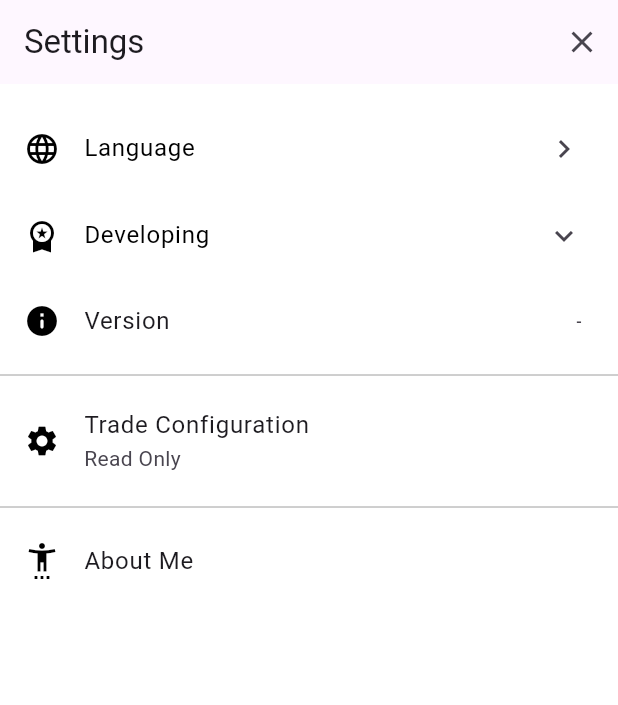
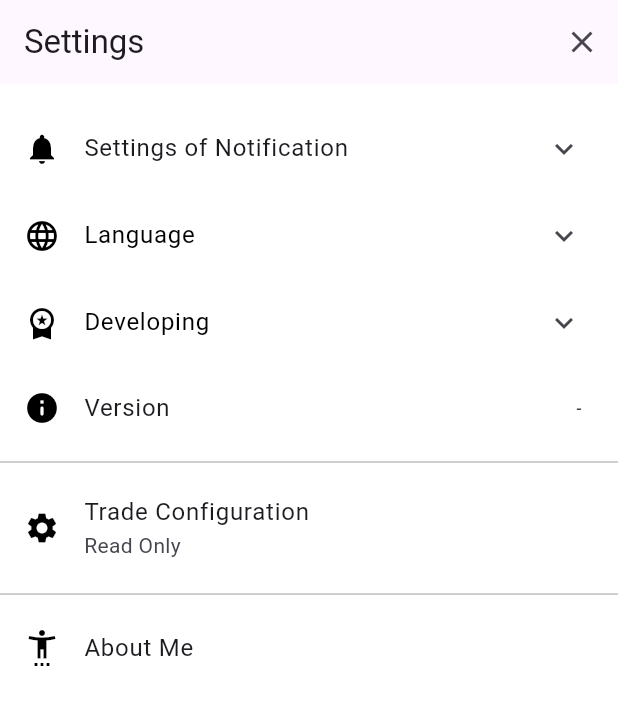
Before and after one commit to ToC-Taiwan/toc_trade_app, a Flutter app: the MyHomePage screen opened directly, after a tap on the "settings" icon, on a phone screen of 412 x 824 dp. Shown: the top 705 px of the screen. Run offline on Flutter 3.47's test engine with Material 3 defaults, Android fonts, the phone set to English and light mode, and no system bars; our stand-ins replace another_flushbar, auto_size_text, curved_navigation_bar, date_format, email_validator, firebase_core and 12 more; missing offline and left inert: candlesticks, in_app_purchase_storekit, protobuf; accounts and stored records are empty; generated files the repository leaves out were written again; network calls fail; statements that could not run were skipped.

Commit message:
feat: refactor Firebase operations and update app settings
- Add additional build settings for iOS in `Podfile`
- Remove imports for `another_flushbar` and `firebase_messaging` in `homepage.dart`
- Refactor `homepage.dart` to move variable declarations and initialization, modify `refreshToken()` to return the token, and encapsulate Firebase Cloud Messaging (FCM) operations in a new `FCM` class
- Modify `settings.dart` to add checks for push notification permissions, and handle push notification settings through the `FCM` class
- Create a new `fcm.dart` file, encapsulating operations related to Firebase Cloud Messaging (FCM)
- Update the application version in `pubspec.yaml` and add the `permission_handler` package

```diff
--- a/lib/homepage.dart
+++ b/lib/homepage.dart
@@ -1,8 +1,6 @@
 import 'dart:convert';
 
-import 'package:another_flushbar/flushbar.dart';
 import 'package:curved_navigation_bar/curved_navigation_bar.dart';
-import 'package:firebase_messaging/firebase_messaging.dart';
 import 'package:flutter/material.dart';
 import 'package:flutter_gen/gen_l10n/app_localizations.dart';
 import 'package:http/http.dart' as http;
@@ -13,6 +11,7 @@ import 'package:trade_agent/layout/pick_stock.dart';
 import 'package:trade_agent/layout/strategy.dart';
 import 'package:trade_agent/layout/targets.dart';
 import 'package:trade_agent/modules/api/api.dart';
+import 'package:trade_agent/modules/fcm/fcm.dart';
 
 class MyHomePage extends StatefulWidget {
   const MyHomePage({super.key});
@@ -22,25 +21,21 @@ class MyHomePage extends StatefulWidget {
 }
 
 class _MyHomePageState extends State<MyHomePage> {
-  final GlobalKey<CurvedNavigationBarState> _bottomNavigationKey = GlobalKey();
-  int _page = 0;
-  List pages = [];
-  DateTime _lastFreshTime = DateTime.now();
+  List<Widget> pages = [
+    const Targetspage(),
+    const StrategyPage(),
+    const FutureTradePage(),
+    const PickStockPage(),
+    const BalancePage(),
+  ];
 
   @override
   void initState() {
     checkNotification();
     super.initState();
-    pages = [
-      const Targetspage(),
-      const StrategyPage(),
-      const FutureTradePage(),
-      const PickStockPage(),
-      const BalancePage(),
-    ];
   }
 
-  Future<void> refreshToken() async {
+  Future<String> refreshToken() async {
     final response = await http.get(
       Uri.parse('$tradeAgentURLPrefix/refresh'),
       headers: {
@@ -48,111 +43,23 @@ class _MyHomePageState extends State<MyHomePage> {
       },
     );
     if (response.statusCode != 200) {
-      throw 'Failed to refresh token';
+      throw Exception('Failed to refresh token');
     }
-  }
-
-  Future<void> putToken(String token) async {
-    await http.put(
-      Uri.parse('$tradeAgentURLPrefix/user/push-token'),
-      headers: {
-        "Content-Type": "application/json",
-        "Authorization": API.token,
-      },
-      body: jsonEncode({
-        "push_token": token,
-      }),
-    );
+    final result = jsonDecode(response.body) as Map<String, dynamic>;
+    return result['token'];
   }
 
   void checkNotification() async {
-    FirebaseMessaging messaging = FirebaseMessaging.instance;
-    NotificationSettings settings = await messaging.requestPermission(
-      alert: true,
-      announcement: false,
-      badge: true,
-      carPlay: false,
-      criticalAlert: false,
-      provisional: false,
-      sound: true,
-    );
-
-    if (settings.authorizationStatus == AuthorizationStatus.authorized) {
-      await FirebaseMessaging.instance.subscribeToTopic('announcement');
-      messaging.getToken().then((value) {
-        putToken(value!);
-      });
-      FirebaseMessaging.onMessage.listen((RemoteMessage message) {
-        _showNotification(context, message);
-      });
-    }
+    await FCM.initialize();
   }
 
-  void _showNotification(BuildContext context, RemoteMessage msg) async {
-    await Flushbar(
-      onTap: (flushbar) {
-        if (msg.data['page_route'] == 'balance') {
-          goToPage(4);
-        } else if (msg.data['page_route'] == 'target') {
-          goToPage(0);
-        } else if (msg.data['page_route'] == 'strategy') {
-          goToPage(1);
-        } else if (msg.data['page_route'] == 'future_trade') {
-          goToPage(2);
-        } else if (msg.data['page_route'] == 'pick_stock') {
-          goToPage(3);
-        }
-        flushbar.dismiss();
-      },
-      margin: const EdgeInsets.all(8),
-      borderRadius: BorderRadius.circular(8),
-      duration: const Duration(milliseconds: 3000),
-      titleColor: Colors.grey,
-      flushbarPosition: FlushbarPosition.TOP,
-      flushbarStyle: FlushbarStyle.FLOATING,
-      reverseAnimationCurve: Curves.easeInToLinear,
-      forwardAnimationCurve: Curves.easeInToLinear,
-      backgroundColor: Colors.white,
-      leftBarIndicatorColor: Colors.blueGrey,
-      isDismissible: true,
-      icon: const Icon(
-        Icons.notifications,
-        color: Colors.blueGrey,
-        size: 30,
-      ),
-      titleText: Text(
-        msg.notification!.title!,
-        style: const TextStyle(
-          fontWeight: FontWeight.bold,
-          fontSize: 18.0,
-          color: Colors.grey,
-        ),
-      ),
-      messageText: Text(
-        msg.notification!.body!,
-        style: const TextStyle(
-          fontSize: 16.0,
-          color: Colors.black,
-        ),
-      ),
-      boxShadows: const [
-        BoxShadow(
-          color: Colors.grey,
-          offset: Offset(0.0, 5.0),
-          blurRadius: 10.0,
-        )
-      ],
-    ).show(context);
-  }
-
-  void goToPage(int page) {
-    final CurvedNavigationBarState? navBarState = _bottomNavigationKey.currentState;
-    navBarState?.setPage(page);
-  }
+  final _bottomNavigationKey = FCM.getBottomNavigationKey;
+  DateTime _lastFreshTime = DateTime.now();
+  int _page = 0;
 
   @override
   Widget build(BuildContext context) => Scaffold(
-        body: pages[_page] as Widget,
+        body: pages[_page],
         bottomNavigationBar: CurvedNavigationBar(
           key: _bottomNavigationKey,
           height: 70,
@@ -170,7 +77,7 @@ class _MyHomePageState extends State<MyHomePage> {
           animationDuration: const Duration(milliseconds: 150),
           onTap: (index) {
             if (DateTime.now().difference(_lastFreshTime).inMinutes > 1) {
-              refreshToken().catchError((e) {
+              refreshToken().then((value) => API.setToken(value)).catchError((e) {
                 Navigator.pushNamedAndRemoveUntil(
                   context,
                   '/',
--- a/lib/layout/settings.dart
+++ b/lib/layout/settings.dart
@@ -6,10 +6,12 @@ import 'package:flutter_gen/gen_l10n/app_localizations.dart';
 import 'package:in_app_purchase/in_app_purchase.dart';
 import 'package:in_app_purchase_storekit/in_app_purchase_storekit.dart';
 import 'package:in_app_purchase_storekit/store_kit_wrappers.dart';
+import 'package:permission_handler/permission_handler.dart';
 import 'package:trade_agent/daos/daos.dart';
 import 'package:trade_agent/entity/entity.dart';
 import 'package:trade_agent/layout/trade_config.dart';
 import 'package:trade_agent/locale.dart';
+import 'package:trade_agent/modules/fcm/fcm.dart';
 import 'package:url_launcher/url_launcher.dart';
 
 class SettingsPage extends StatefulWidget {
@@ -41,11 +43,32 @@ class _SettingsPageState extends State<SettingsPage> {
   bool _isAvailable = false;
   bool _loading = true;
 
+  void checkPushIsPermantlyDenied() async {
+    if (!mounted) {
+      return;
+    }
+
+    if (await Permission.notification.status.isPermanentlyDenied) {
+      setState(() {
+        _pushNotification = false;
+        _pushNotificationPermamentlyDenied = true;
+      });
+    } else {
+      setState(() {
+        _pushNotificationPermamentlyDenied = false;
+      });
+    }
+  }
+
   @override
   void initState() {
+    super.initState();
+    checkPushIsPermantlyDenied();
+    AppLifecycleListener(
+      onResume: () => checkPushIsPermantlyDenied(),
+    );
     _inAppPurchase.purchaseStream.listen(_listenToPurchaseUpdated);
     initStoreInfo();
-    super.initState();
     languageGroup = BasicDao.getBasicByKey('language_setup');
     futureVersion = BasicDao.getBasicByKey('version');
     BasicDao.getBasicByKey('remove_ad_status').then(
@@ -112,6 +135,9 @@ class _SettingsPageState extends State<SettingsPage> {
     super.dispose();
   }
 
+  bool _pushNotification = false;
+  bool _pushNotificationPermamentlyDenied = false;
+
   @override
   Widget build(BuildContext context) => Scaffold(
         backgroundColor: Colors.white,
@@ -129,13 +155,52 @@ class _SettingsPageState extends State<SettingsPage> {
         ),
         body: Padding(
           padding: const EdgeInsets.only(top: 14),
-          child: Column(
+          child: ListView(
+            shrinkWrap: true,
             children: [
-              // ListTile(
-              //   leading: const Icon(Icons.notifications),
-              //   title: Text(AppLocalizations.of(context)!.settings_of_notification),
-              //   trailing: const Icon(Icons.keyboard_arrow_right),
-              // ),
+              ExpansionTile(
+                childrenPadding: const EdgeInsets.only(left: 50),
+                onExpansionChanged: (value) async {
+                  if (value) {
+                    if (_pushNotificationPermamentlyDenied) {
+                      return;
+                    }
+                    bool status = await FCM.checkTokenStatus().then((value) => value);
+                    setState(() {
+                      _pushNotification = status;
+                    });
+                  }
+                },
+                leading: const Icon(
+                  Icons.notifications,
+                  color: Colors.black,
+                ),
+                title: Text(AppLocalizations.of(context)!.settings_of_notification),
+                children: [
+                  SwitchListTile(
+                    value: _pushNotification,
+                    onChanged: _pushNotificationPermamentlyDenied
+                        ? null
+                        : (bool? value) async {
+                            if (value == null) {
+                              return;
+                            }
+                            FCM.sendToken(value);
+                            await FCM.checkTokenStatus().then((value) {
+                              setState(() {
+                                _pushNotification = value;
+                              });
+                            });
+                          },
+                    title: const Text('Allow Notification'),
+                    subtitle: _pushNotificationPermamentlyDenied
+                        ? const Text(
+                            'Please go to setting to allow notification',
+                          )
+                        : null,
+                  )
+                ],
+              ),
               ExpansionTile(
                 childrenPadding: const EdgeInsets.only(left: 50),
                 maintainState: true,
@@ -147,7 +212,6 @@ class _SettingsPageState extends State<SettingsPage> {
                   AppLocalizations.of(context)!.language,
                   style: const TextStyle(color: Colors.black),
                 ),
-                trailing: const Icon(Icons.keyboard_arrow_right),
                 children: [
                   FutureBuilder<Basic?>(
                     future: languageGroup,
@@ -339,14 +403,12 @@ class _SettingsPageState extends State<SettingsPage> {
                 color: Colors.grey,
                 thickness: 0,
               ),
-
               ListTile(
                 leading: const Icon(
                   Icons.settings_accessibility_outlined,
                   color: Colors.black,
                 ),
                 title: Text(AppLocalizations.of(context)!.about_me),
-                // trailing: const Icon(Icons.keyboard_arrow_right),
                 onTap: () {
                   _launchInWebViewOrVC(Uri(scheme: 'https', path: 'tocandraw.com'));
                 },
@@ -508,7 +570,6 @@ class _SettingsPageState extends State<SettingsPage> {
         AppLocalizations.of(context)!.remove_ads,
         style: const TextStyle(color: Colors.black),
       ),
-      trailing: const Icon(Icons.keyboard_arrow_right),
       children: [
         _buildProductList(),
         _buildRestoreButton(),
--- /dev/null
+++ b/lib/modules/fcm/fcm.dart
@@ -0,0 +1,153 @@
+import 'dart:convert';
+
+import 'package:another_flushbar/flushbar.dart';
+import 'package:curved_navigation_bar/curved_navigation_bar.dart';
+import 'package:firebase_messaging/firebase_messaging.dart';
+import 'package:flutter/material.dart';
+import 'package:http/http.dart' as http;
+import 'package:trade_agent/constant/constant.dart';
+import 'package:trade_agent/daos/daos.dart';
+import 'package:trade_agent/entity/basic.dart';
+import 'package:trade_agent/modules/api/api.dart';
+
+class FCM {
+  static final GlobalKey<CurvedNavigationBarState> routingKey = GlobalKey();
+  static final FirebaseMessaging messaging = FirebaseMessaging.instance;
+  static String token = '';
+
+  static initialize() async {
+    bool firstLaunch = false;
+    await messaging.getToken().then((value) => token = value!).then((value) async {
+      await BasicDao.getBasicByKey("fcm_token").then((value) {
+        if (value == null) {
+          firstLaunch = true;
+          BasicDao.insertBasic(Basic("fcm_token", token));
+        }
+      });
+    });
+    NotificationSettings settings = await messaging.requestPermission(
+      alert: true,
+      badge: true,
+      sound: true,
+    );
+    if (settings.authorizationStatus == AuthorizationStatus.authorized) {
+      if (firstLaunch) {
+        await sendToken(true);
+      } else {
+        await sendToken(await checkTokenStatus());
+      }
+    }
+  }
+
+  static get getBottomNavigationKey {
+    return routingKey;
+  }
+
+  static Future<void> sendToken(bool enabled) async {
+    final resp = await http.put(
+      Uri.parse('$tradeAgentURLPrefix/user/push-token'),
+      headers: {
+        "Content-Type": "application/json",
+        "Authorization": API.token,
+      },
+      body: jsonEncode({
+        "push_token": token,
+        "enabled": enabled,
+      }),
+    );
+
+    if (resp.statusCode != 200) {
+      return;
+    }
+
+    if (enabled) {
+      await FirebaseMessaging.instance.subscribeToTopic('announcement');
+      FirebaseMessaging.onMessage.listen((RemoteMessage message) {
+        showNotification(routingKey.currentContext!, message);
+      });
+    } else {
+      await FirebaseMessaging.instance.unsubscribeFromTopic('announcement');
+      FirebaseMessaging.onMessage.listen(null);
+    }
+  }
+
+  static Future<bool> checkTokenStatus() async {
+    final resp = await http.get(
+      Uri.parse('$tradeAgentURLPrefix/user/push-token'),
+      headers: {
+        "Content-Type": "application/json",
+        "Authorization": API.token,
+        "token": token,
+      },
+    );
+
+    if (resp.statusCode != 200) {
+      return false;
+    }
+
+    final result = jsonDecode(resp.body) as Map<String, dynamic>;
+    return result['enabled'];
+  }
+
+  static void goToPage(int page) {
+    final CurvedNavigationBarState? navBarState = routingKey.currentState;
+    navBarState?.setPage(page);
+  }
+
+  static void showNotification(BuildContext context, RemoteMessage msg) async {
+    await Flushbar(
+      onTap: (flushbar) {
+        if (msg.data['page_route'] == 'target') {
+          goToPage(0);
+        } else if (msg.data['page_route'] == 'strategy') {
+          goToPage(1);
+        } else if (msg.data['page_route'] == 'future_trade') {
+          goToPage(2);
+        } else if (msg.data['page_route'] == 'pick_stock') {
+          goToPage(3);
+        } else if (msg.data['page_route'] == 'balance') {
+          goToPage(4);
+        }
+        flushbar.dismiss();
+      },
+      margin: const EdgeInsets.all(8),
+      borderRadius: BorderRadius.circular(8),
+      duration: const Duration(milliseconds: 5000),
+      titleColor: Colors.grey,
+      flushbarPosition: FlushbarPosition.TOP,
+      flushbarStyle: FlushbarStyle.FLOATING,
+      reverseAnimationCurve: Curves.easeInToLinear,
+      forwardAnimationCurve: Curves.easeInToLinear,
+      backgroundColor: Colors.white,
+      leftBarIndicatorColor: Colors.blueGrey,
+      isDismissible: true,
+      icon: const Icon(
+        Icons.notifications,
+        color: Colors.blueGrey,
+        size: 30,
+      ),
+      titleText: Text(
+        msg.notification!.title!,
+        style: const TextStyle(
+          fontWeight: FontWeight.bold,
+          fontSize: 18.0,
+          color: Colors.grey,
+        ),
+      ),
+      messageText: Text(
+        msg.notification!.body!,
+        style: const TextStyle(
+          fontSize: 16.0,
+          color: Colors.black,
+        ),
+      ),
+      boxShadows: const [
+        BoxShadow(
+          color: Colors.grey,
+          offset: Offset(0.0, 5.0),
+          blurRadius: 10.0,
+        )
+      ],
+    ).show(context);
+  }
+}
--- a/pubspec.yaml
+++ b/pubspec.yaml
@@ -1,7 +1,7 @@
 name: trade_agent
 description: Status of trade agent, let user query analyzed stocks.
 publish_to: none
-version: 4.0.1+40023
+version: 4.0.2+40024
 
 environment:
   sdk: ">=3.1.2 <4.0.0"
@@ -33,6 +33,7 @@ dependencies:
   path: ^1.8.3
   path_provider: ^2.1.1
   percent_indicator: ^4.2.3
+  permission_handler: ^11.1.0
   protobuf: ^3.1.0
   sqflite: ^2.3.0
   syncfusion_flutter_charts: ^23.2.7
```
Also changed, not shown: pubspec.lock, 2 other files.
